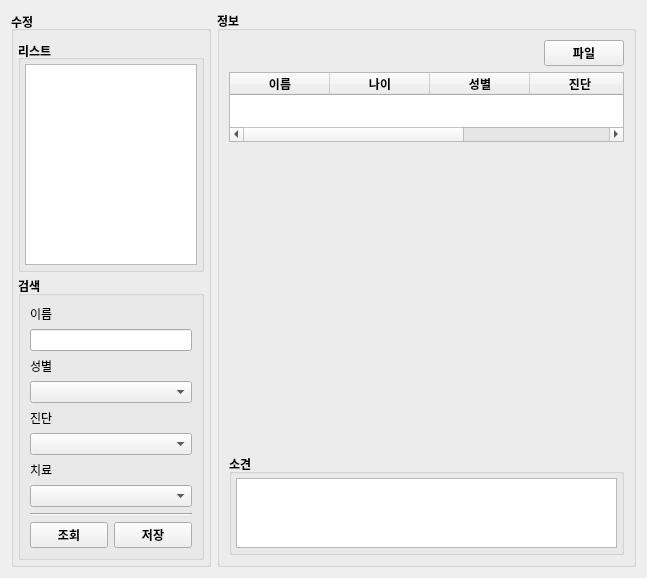
This is Dentix/patientmodifyform.ui in sueun-jo/2ndmini_dentix as Qt 5 draws it before an edit. The edited form follows.
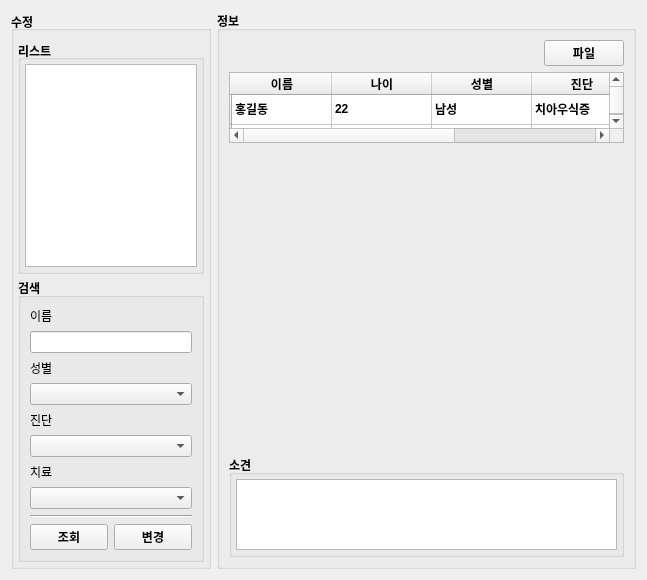
This is the edited form.

Patch:
```diff
--- a/Dentix/patientmodifyform.ui
+++ b/Dentix/patientmodifyform.ui
@@ -7,7 +7,7 @@
     <x>0</x>
     <y>0</y>
     <width>647</width>
-    <height>568</height>
+    <height>580</height>
    </rect>
   </property>
   <property name="windowTitle">
@@ -182,7 +182,7 @@
              <item>
               <widget class="QPushButton" name="btnSaveModify">
                <property name="text">
-                <string>저장</string>
+                <string>변경</string>
                </property>
               </widget>
              </item>
@@ -231,6 +231,31 @@
         </item>
         <item>
          <widget class="QTableWidget" name="twInfoModify">
+          <row>
+           <property name="text">
+            <string/>
+           </property>
+          </row>
+          <row>
+           <property name="text">
+            <string/>
+           </property>
+          </row>
+          <row>
+           <property name="text">
+            <string/>
+           </property>
+          </row>
+          <row>
+           <property name="text">
+            <string/>
+           </property>
+          </row>
+          <row>
+           <property name="text">
+            <string/>
+           </property>
+          </row>
           <column>
            <property name="text">
             <string>이름</string>
@@ -256,6 +281,36 @@
             <string>치료</string>
            </property>
           </column>
+          <item row="0" column="0">
+           <property name="text">
+            <string>홍길동</string>
+           </property>
+          </item>
+          <item row="0" column="1">
+           <property name="text">
+            <string>22</string>
+           </property>
+          </item>
+          <item row="0" column="2">
+           <property name="text">
+            <string>남성</string>
+           </property>
+          </item>
+          <item row="0" column="3">
+           <property name="text">
+            <string>치아우식증</string>
+           </property>
+          </item>
+          <item row="0" column="4">
+           <property name="text">
+            <string>스케일링</string>
+           </property>
+          </item>
+          <item row="1" column="0">
+           <property name="text">
+            <string/>
+           </property>
+          </item>
          </widget>
         </item>
         <item>
```
